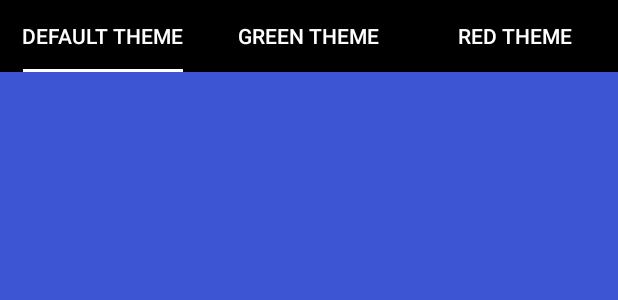
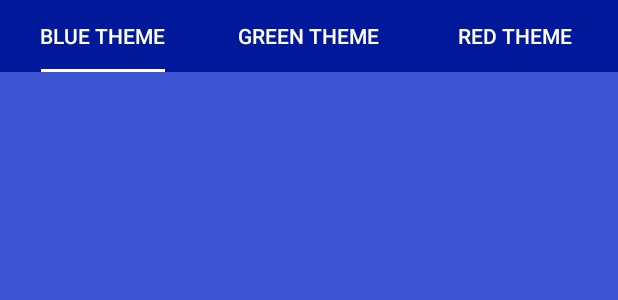
Before and after one commit to wowus94/PictureOfTheDayMy, an Android app: the layout fragment_settings.xml on its own in the app's theme, with its tools: preview values and no code run, on a phone screen of 412 x 824 dp. Shown: the top 300 px of the screen. Run offline under Robolectric (Android 15) with nearby library versions, the phone set to English and light mode, and no system bars; Roboto replaces fonts that are not available here.

Commit message:
ДЗ 2 * Тема меняется, но есть недочеты

```diff
--- a/app/src/main/AndroidManifest.xml
+++ b/app/src/main/AndroidManifest.xml
@@ -13,7 +13,7 @@
         android:label="@string/app_name"
         android:roundIcon="@mipmap/ic_launcher_round"
         android:supportsRtl="true"
-        android:theme="@style/ThemeDefault"
+        android:theme="@style/ThemeBlue"
         tools:targetApi="31">
         <activity
             android:name=".MainActivity"
--- a/app/src/main/java/com/example/pictureofthedaymy/MainActivity.kt
+++ b/app/src/main/java/com/example/pictureofthedaymy/MainActivity.kt
@@ -6,7 +6,7 @@ import androidx.core.view.WindowCompat
 import com.example.pictureofthedaymy.databinding.ActivityMainBinding
 import com.example.pictureofthedaymy.view.picture.PictureOfTheDayFragment
 
-const val ThemeDefault = 1
+const val ThemeBlue = 1
 const val ThemeGreen = 2
 const val ThemeRed = 3
 
@@ -46,7 +46,7 @@ class MainActivity : AppCompatActivity() {
 
     private fun getRealStyle(currentTheme: Int): Int {
         return when (currentTheme) {
-            ThemeDefault -> R.style.ThemeDefault
+            ThemeBlue -> R.style.ThemeBlue
             ThemeGreen -> R.style.ThemeGreen
             ThemeRed -> R.style.ThemeRed
             else -> 0
--- a/app/src/main/res/layout/fragment_settings.xml
+++ b/app/src/main/res/layout/fragment_settings.xml
@@ -9,7 +9,7 @@
         android:id="@+id/tabLayout"
         android:layout_width="match_parent"
         android:layout_height="wrap_content"
-        android:background="@color/black"
+        android:background="?mainColor"
         app:layout_constraintEnd_toEndOf="parent"
         app:layout_constraintStart_toStartOf="parent"
         app:layout_constraintTop_toTopOf="parent">
@@ -17,7 +17,7 @@
         <com.google.android.material.tabs.TabItem
             android:layout_width="wrap_content"
             android:layout_height="wrap_content"
-            android:text="@string/default_theme" />
+            android:text="@string/blue_theme" />
 
         <com.google.android.material.tabs.TabItem
             android:layout_width="wrap_content"
--- a/app/src/main/res/values-v29/themes.xml
+++ b/app/src/main/res/values-v29/themes.xml
@@ -50,7 +50,7 @@
 
     </style>
 
-    <style name="ThemeDefault" parent="Base.Theme.PictureOfTheDayMy">
+    <style name="ThemeBlue" parent="Base.Theme.PictureOfTheDayMy">
         <item name="mainColor">@color/blue</item>
         <item name="secondColor">@color/white</item>
         <item name="fonColor">@color/blue_fon</item>
--- a/app/src/main/res/values/colors.xml
+++ b/app/src/main/res/values/colors.xml
@@ -18,6 +18,6 @@
 
     <color name="red">#CA0E00</color>
     <color name="red_fon">#EA6D6D</color>
-    <color name="black">#FF000000</color>
+    <color name="black">#0C0C0C</color>
 
 </resources>
--- a/app/src/main/res/values/strings.xml
+++ b/app/src/main/res/values/strings.xml
@@ -10,7 +10,7 @@
     <string name="settings">settings</string>
     <string name="archive_message">Архив сообщений</string>
     <string name="send">Отправить...</string>
-    <string name="default_theme">Default Theme</string>
+    <string name="blue_theme">Blue Theme</string>
     <string name="green_theme">Green Theme</string>
     <string name="red_theme">Red Theme</string>
 </resources>
```
Also changed, not shown: app/src/main/java/com/example/pictureofthedaymy/view/settings/SettingsFragment.kt (+4 -5 lines).
